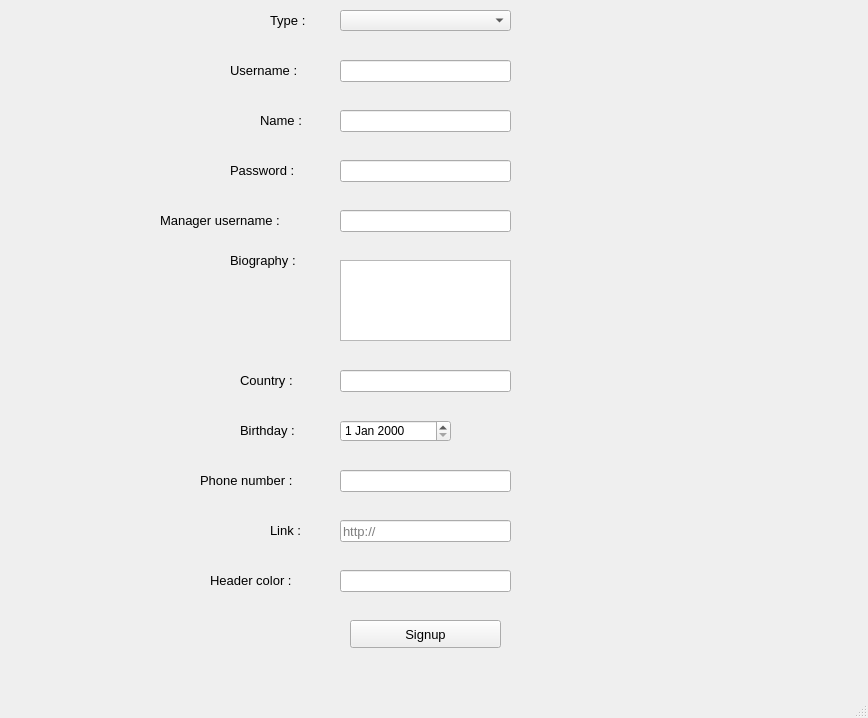
Before: the Qt Designer form signup.ui in Hossein-Fazel/UI-final-project, drawn with Qt 5.
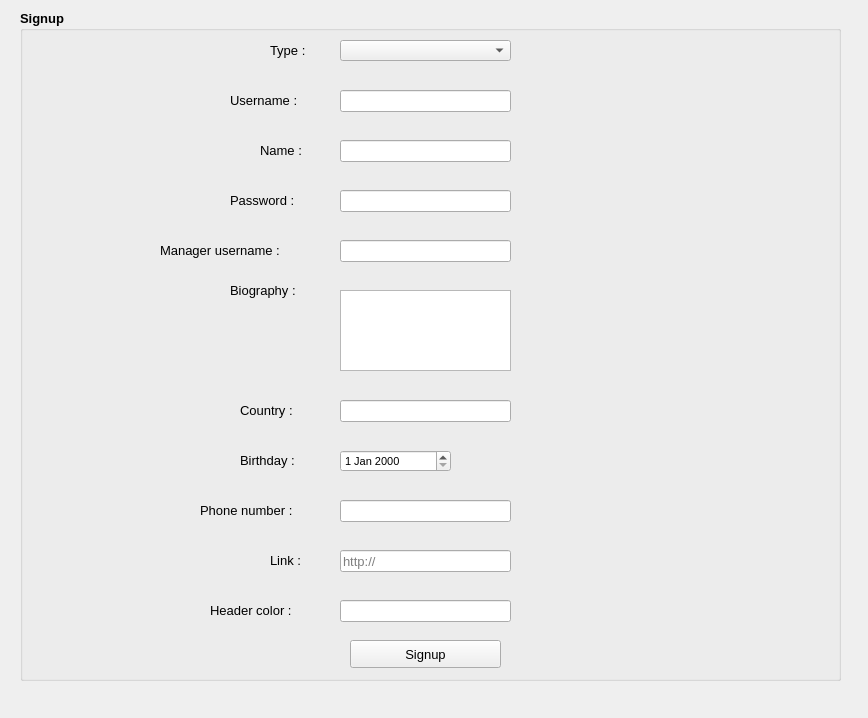
After: the same form once the commit is applied.

The edit to the form file:
```diff
--- a/signup.ui
+++ b/signup.ui
@@ -14,29 +14,11 @@
    <string>MainWindow</string>
   </property>
   <widget class="QWidget" name="centralwidget">
-   <widget class="QLabel" name="label_2">
-    <property name="geometry">
-     <rect>
-      <x>270</x>
-      <y>10</y>
-      <width>71</width>
-      <height>20</height>
-     </rect>
-    </property>
-    <property name="font">
-     <font>
-      <pointsize>10</pointsize>
-     </font>
-    </property>
-    <property name="text">
-     <string>Type :</string>
-    </property>
-   </widget>
    <widget class="QComboBox" name="type">
     <property name="geometry">
      <rect>
       <x>340</x>
-      <y>10</y>
+      <y>40</y>
       <width>171</width>
       <height>21</height>
      </rect>
@@ -51,7 +33,7 @@
     <property name="geometry">
      <rect>
       <x>340</x>
-      <y>60</y>
+      <y>90</y>
       <width>171</width>
       <height>22</height>
      </rect>
@@ -66,7 +48,7 @@
     <property name="geometry">
      <rect>
       <x>340</x>
-      <y>110</y>
+      <y>140</y>
       <width>171</width>
       <height>22</height>
      </rect>
@@ -81,7 +63,7 @@
     <property name="geometry">
      <rect>
       <x>340</x>
-      <y>160</y>
+      <y>190</y>
       <width>171</width>
       <height>22</height>
      </rect>
@@ -91,12 +73,18 @@
       <pointsize>10</pointsize>
      </font>
     </property>
+    <property name="toolTip">
+     <string>Your password</string>
+    </property>
+    <property name="echoMode">
+     <enum>QLineEdit::Normal</enum>
+    </property>
    </widget>
    <widget class="QLabel" name="label">
     <property name="geometry">
      <rect>
       <x>230</x>
-      <y>60</y>
+      <y>90</y>
       <width>91</width>
       <height>20</height>
      </rect>
@@ -114,7 +102,7 @@
     <property name="geometry">
      <rect>
       <x>260</x>
-      <y>110</y>
+      <y>140</y>
       <width>61</width>
       <height>20</height>
      </rect>
@@ -132,7 +120,7 @@
     <property name="geometry">
      <rect>
       <x>230</x>
-      <y>160</y>
+      <y>190</y>
       <width>101</width>
       <height>20</height>
      </rect>
@@ -150,7 +138,7 @@
     <property name="geometry">
      <rect>
       <x>230</x>
-      <y>250</y>
+      <y>280</y>
       <width>91</width>
       <height>20</height>
      </rect>
@@ -168,7 +156,7 @@
     <property name="geometry">
      <rect>
       <x>340</x>
-      <y>370</y>
+      <y>400</y>
       <width>171</width>
       <height>22</height>
      </rect>
@@ -183,7 +171,7 @@
     <property name="geometry">
      <rect>
       <x>240</x>
-      <y>370</y>
+      <y>400</y>
       <width>71</width>
       <height>20</height>
      </rect>
@@ -201,17 +189,25 @@
     <property name="geometry">
      <rect>
       <x>340</x>
-      <y>420</y>
+      <y>450</y>
       <width>111</width>
       <height>22</height>
      </rect>
     </property>
+    <property name="font">
+     <font>
+      <pointsize>8</pointsize>
+     </font>
+    </property>
+    <property name="toolTip">
+     <string>Birthday</string>
+    </property>
    </widget>
    <widget class="QLabel" name="label_7">
     <property name="geometry">
      <rect>
       <x>240</x>
-      <y>420</y>
+      <y>450</y>
       <width>81</width>
       <height>20</height>
      </rect>
@@ -229,17 +225,31 @@
     <property name="geometry">
      <rect>
       <x>340</x>
-      <y>260</y>
+      <y>290</y>
       <width>171</width>
       <height>81</height>
      </rect>
     </property>
+    <property name="maximumSize">
+     <size>
+      <width>171</width>
+      <height>81</height>
+     </size>
+    </property>
+    <property name="font">
+     <font>
+      <pointsize>10</pointsize>
+     </font>
+    </property>
+    <property name="toolTip">
+     <string>Add a few words about yourself</string>
+    </property>
    </widget>
    <widget class="QLineEdit" name="ln_phone">
     <property name="geometry">
      <rect>
       <x>340</x>
-      <y>470</y>
+      <y>500</y>
       <width>171</width>
       <height>22</height>
      </rect>
@@ -254,7 +264,7 @@
     <property name="geometry">
      <rect>
       <x>200</x>
-      <y>470</y>
+      <y>500</y>
       <width>121</width>
       <height>20</height>
      </rect>
@@ -272,7 +282,7 @@
     <property name="geometry">
      <rect>
       <x>340</x>
-      <y>520</y>
+      <y>550</y>
       <width>171</width>
       <height>22</height>
      </rect>
@@ -290,7 +300,7 @@
     <property name="geometry">
      <rect>
       <x>270</x>
-      <y>520</y>
+      <y>550</y>
       <width>51</width>
       <height>20</height>
      </rect>
@@ -308,7 +318,7 @@
     <property name="geometry">
      <rect>
       <x>210</x>
-      <y>570</y>
+      <y>600</y>
       <width>111</width>
       <height>20</height>
      </rect>
@@ -326,7 +336,7 @@
     <property name="geometry">
      <rect>
       <x>340</x>
-      <y>570</y>
+      <y>600</y>
       <width>171</width>
       <height>22</height>
      </rect>
@@ -344,7 +354,7 @@
     <property name="geometry">
      <rect>
       <x>350</x>
-      <y>620</y>
+      <y>640</y>
       <width>151</width>
       <height>28</height>
      </rect>
@@ -362,7 +372,7 @@
     <property name="geometry">
      <rect>
       <x>340</x>
-      <y>210</y>
+      <y>240</y>
       <width>171</width>
       <height>22</height>
      </rect>
@@ -377,7 +387,7 @@
     <property name="geometry">
      <rect>
       <x>160</x>
-      <y>210</y>
+      <y>240</y>
       <width>171</width>
       <height>20</height>
      </rect>
@@ -391,6 +401,68 @@
      <string>Manager username :</string>
     </property>
    </widget>
+   <widget class="QGroupBox" name="groupBox">
+    <property name="geometry">
+     <rect>
+      <x>20</x>
+      <y>10</y>
+      <width>821</width>
+      <height>671</height>
+     </rect>
+    </property>
+    <property name="font">
+     <font>
+      <pointsize>10</pointsize>
+      <weight>75</weight>
+      <bold>true</bold>
+     </font>
+    </property>
+    <property name="title">
+     <string>Signup</string>
+    </property>
+   </widget>
+   <widget class="QLabel" name="label_2">
+    <property name="geometry">
+     <rect>
+      <x>270</x>
+      <y>40</y>
+      <width>71</width>
+      <height>20</height>
+     </rect>
+    </property>
+    <property name="font">
+     <font>
+      <pointsize>10</pointsize>
+     </font>
+    </property>
+    <property name="text">
+     <string>Type :</string>
+    </property>
+   </widget>
+   <zorder>groupBox</zorder>
+   <zorder>type</zorder>
+   <zorder>ln_username</zorder>
+   <zorder>ln_name</zorder>
+   <zorder>ln_password</zorder>
+   <zorder>label</zorder>
+   <zorder>label_3</zorder>
+   <zorder>label_4</zorder>
+   <zorder>label_5</zorder>
+   <zorder>ln_country</zorder>
+   <zorder>label_6</zorder>
+   <zorder>ln_birthday</zorder>
+   <zorder>label_7</zorder>
+   <zorder>ln_bio</zorder>
+   <zorder>ln_phone</zorder>
+   <zorder>label_8</zorder>
+   <zorder>ln_link</zorder>
+   <zorder>label_9</zorder>
+   <zorder>label_10</zorder>
+   <zorder>ln_color</zorder>
+   <zorder>signup_btn</zorder>
+   <zorder>ln_manager</zorder>
+   <zorder>label_11</zorder>
+   <zorder>label_2</zorder>
   </widget>
   <widget class="QMenuBar" name="menubar">
    <property name="geometry">
@@ -402,7 +474,6 @@
     </rect>
    </property>
   </widget>
-  <widget class="QStatusBar" name="statusbar"/>
  </widget>
  <resources/>
  <connections/>
```
Left out of the diff: 21 changed lines with no effect on the pictures.
